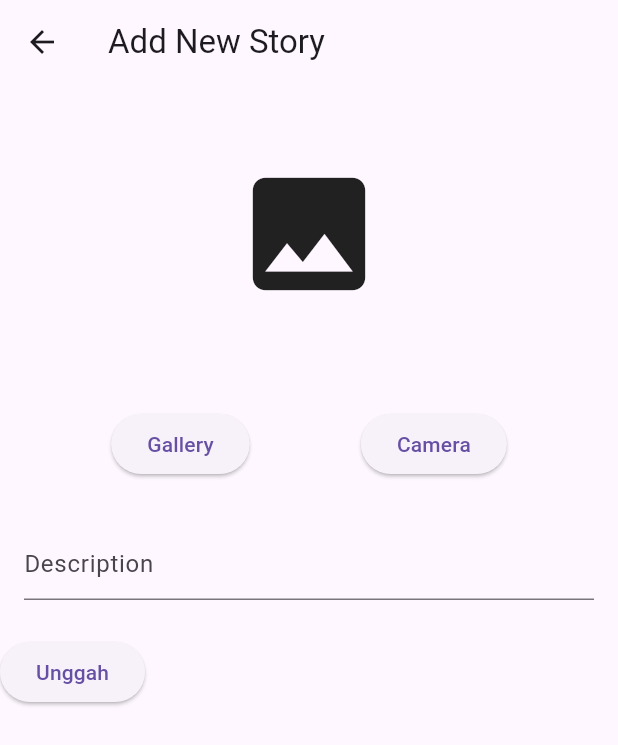
After one commit to rizalfahlevi8/dicoding_storyapp, a Flutter app: the FormScreen screen opened directly, after a tap on "Camera", on a phone screen of 412 x 824 dp. The commit adds this screen. Shown: the top 745 px of the screen. Run offline on Flutter 3.47's test engine with Material 3 defaults, Android fonts, the phone set to English and light mode, and no system bars; our stand-ins replace image_picker, shared_preferences; accounts and stored records are empty; network calls fail.

Commit message:
feat:upload new story

```diff
--- a/lib/data/model/story_detail_response.dart
+++ b/lib/data/model/story_detail_response.dart
@@ -15,7 +15,7 @@ class StoryDetailResponse {
     return StoryDetailResponse(
       error: json['error'],
       message: json['message'],
-      story: Story.fromJson(json['Story']),
+      story: Story.fromJson(json['story']),
     );
   }
 }
--- /dev/null
+++ b/lib/data/model/upload_response.dart
@@ -0,0 +1,16 @@
+class UploadResponse {
+  final bool error;
+  final String message;
+
+  UploadResponse({
+    required this.error,
+    required this.message,
+  });
+
+  factory UploadResponse.fromJson(Map<String, dynamic> json) {
+    return UploadResponse(
+      error: json['error'],
+      message: json['message'],
+    );
+  }
+}
--- /dev/null
+++ b/lib/provider/form/form_provider.dart
@@ -0,0 +1,17 @@
+import 'package:flutter/material.dart';
+import 'package:image_picker/image_picker.dart';
+
+class FormProvider extends ChangeNotifier{
+  String? imagePath;
+  XFile? imageFile;
+
+  void setImagePath(String? value) {
+    imagePath = value;
+    notifyListeners();
+  }
+
+  void setImageFile(XFile? value) {
+    imageFile = value;
+    notifyListeners();
+  }
+}
--- /dev/null
+++ b/lib/screen/form/form_screen.dart
@@ -0,0 +1,160 @@
+import 'dart:io';
+
+import 'package:flutter/foundation.dart';
+import 'package:flutter/material.dart';
+import 'package:image_picker/image_picker.dart';
+import 'package:provider/provider.dart';
+
+import 'package:story_app/provider/form/form_provider.dart';
+import 'package:story_app/provider/form/upload_provider.dart';
+
+class FormScreen extends StatefulWidget {
+  const FormScreen({super.key});
+
+  @override
+  State<FormScreen> createState() => _FormScreenState();
+}
+
+class _FormScreenState extends State<FormScreen> {
+  final descriptionController = TextEditingController();
+
+  final formKey = GlobalKey<FormState>();
+
+  @override
+  Widget build(BuildContext context) {
+    return Scaffold(
+      appBar: AppBar(title: Text("Add New Story")),
+      body: SafeArea(
+        child: SingleChildScrollView(
+          child: Column(
+            crossAxisAlignment: CrossAxisAlignment.start,
+            children: [
+              SizedBox(
+                height: 200, // Atur tinggi sesuai kebutuhan
+                child:
+                    context.watch<FormProvider>().imagePath == null
+                        ? const Align(
+                          alignment: Alignment.center,
+                          child: Icon(Icons.image, size: 100),
+                        )
+                        : _showImage(),
+              ),
+              Padding(
+                padding: const EdgeInsets.symmetric(vertical: 16.0),
+                child: Row(
+                  mainAxisAlignment: MainAxisAlignment.spaceEvenly,
+                  children: [
+                    ElevatedButton(
+                      onPressed: _onGalleryView,
+                      child: const Text("Gallery"),
+                    ),
+                    ElevatedButton(
+                      onPressed: _onCameraView,
+                      child: const Text("Camera"),
+                    ),
+                  ],
+                ),
+              ),
+              Padding(
+                padding: const EdgeInsets.all(16.0),
+                child: Form(
+                  key: formKey,
+                  child: TextFormField(
+                    controller: descriptionController,
+                    validator: (value) {
+                      if (value == null || value.isEmpty) {
+                        return 'Please enter your description.';
+                      }
+                      return null;
+                    },
+                    decoration: const InputDecoration(hintText: "Description"),
+                  ),
+                ),
+              ),
+              const SizedBox(height: 8),
+              context.watch<UploadProvider>().isUploading
+                  ? const Center(child: CircularProgressIndicator())
+                  : ElevatedButton(
+                    onPressed:
+                        () => {
+                          if (formKey.currentState!.validate()) {_onUpload()},
+                        },
+                    child: const Text("Unggah"),
+                  ),
+            ],
+          ),
+        ),
+      ),
+    );
+  }
+
+  _onUpload() async {
+    final ScaffoldMessengerState scaffoldMessengerState = ScaffoldMessenger.of(
+      context,
+    );
+
+    final uploadProvider = context.read<UploadProvider>();
+    final formProvider = context.read<FormProvider>();
+    final imagePath = formProvider.imagePath;
+    final imageFile = formProvider.imageFile;
+    if (imagePath == null || imageFile == null) return;
+
+    final fileName = imageFile.name;
+    final bytes = await imageFile.readAsBytes();
+
+    final newBytes = await uploadProvider.compressImage(bytes);
+
+    await uploadProvider.upload(newBytes, fileName, descriptionController.text);
+
+    if (uploadProvider.uploadResponse != null) {
+      formProvider.setImageFile(null);
+      formProvider.setImagePath(null);
+    }
+
+    scaffoldMessengerState.showSnackBar(
+      SnackBar(content: Text(uploadProvider.message)),
+    );
+  }
+
+  _onGalleryView() async {
+    final provider = context.read<FormProvider>();
+
+    final isMacOS = defaultTargetPlatform == TargetPlatform.macOS;
+    final isLinux = defaultTargetPlatform == TargetPlatform.linux;
+    if (isMacOS || isLinux) return;
+
+    final ImagePicker picker = ImagePicker();
+    final XFile? pickedFile = await picker.pickImage(
+      source: ImageSource.gallery,
+    );
+    if (pickedFile != null) {
+      provider.setImageFile(pickedFile);
+      provider.setImagePath(pickedFile.path);
+    }
+  }
+
+  _onCameraView() async {
+    final provider = context.read<FormProvider>();
+
+    final isAndroid = defaultTargetPlatform == TargetPlatform.android;
+    final isiOS = defaultTargetPlatform == TargetPlatform.iOS;
+    final isNotMobile = !(isAndroid || isiOS);
+    if (isNotMobile) return;
+
+    final ImagePicker picker = ImagePicker();
+    final XFile? pickedFile = await picker.pickImage(
+      source: ImageSource.camera,
+    );
+    if (pickedFile != null) {
+      provider.setImageFile(pickedFile);
+      provider.setImagePath(pickedFile.path);
+    }
+  }
+
+  Widget _showImage() {
+    final imagePath = context.read<FormProvider>().imagePath;
+    return kIsWeb
+        ? Image.network(imagePath.toString(), fit: BoxFit.contain)
+        : Image.file(File(imagePath.toString()), fit: BoxFit.contain);
+  }
+}
--- a/pubspec.yaml
+++ b/pubspec.yaml
@@ -11,7 +11,10 @@ dependencies:
     sdk: flutter
   provider: ^6.1.4
   shared_preferences: ^2.5.2
+  image_picker: ^1.1.2
+  image_picker_windows: ^0.2.1+1
   http: ^1.3.0
+  image: ^4.5.4
 
 dev_dependencies:
   flutter_test:
```
Also changed, not shown: lib/data/api/api_story.dart (+43 -8 lines), lib/main.dart (+16 -1 lines), lib/provider/form/upload_provider.dart (added, +55 -0 lines), lib/routes/router_delegate.dart (+16 -0 lines), lib/screen/detail/body_of_detail_screen.dart (added, +50 -0 lines), lib/screen/detail/detail_screen.dart (+64 -2 lines), lib/screen/home/story_list_screen.dart (+12 -2 lines), pubspec.lock, 7 other files.
